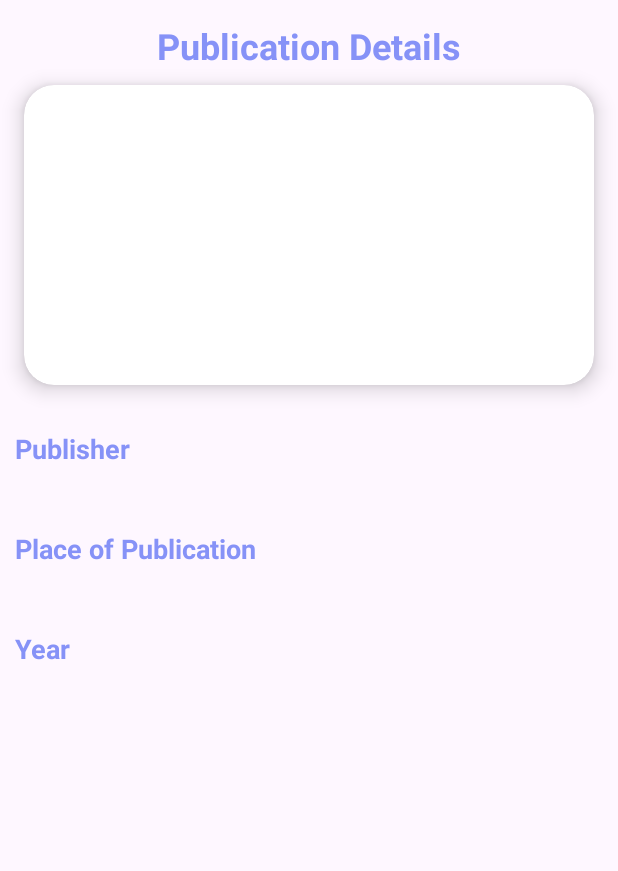
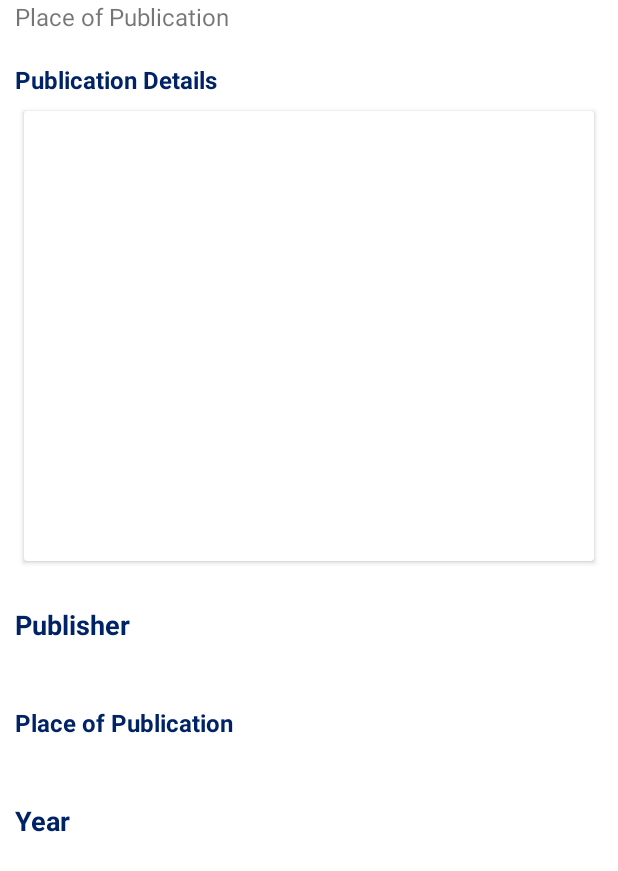
Before and after one commit to nimeshikakumuduni/BevolvAndroidApp, an Android app: the layout activity_publication_detail.xml on its own in the app's theme, with its tools: preview values and no code run, on a phone screen of 412 x 824 dp. Shown: the top 871 px of the screen. Run offline under Robolectric (Android 15) with nearby library versions, the phone set to English and light mode, and no system bars.

Commit message:
some modifications

```diff
--- a/app/src/main/java/com/example/bevolvandroidapp/MainActivity.java
+++ b/app/src/main/java/com/example/bevolvandroidapp/MainActivity.java
@@ -8,6 +8,8 @@ import android.widget.ListView;
 import android.widget.ProgressBar;
 import android.widget.Toast;
 import androidx.appcompat.app.AppCompatActivity;
+
+import java.io.Serializable;
 import java.util.ArrayList;
 import java.util.List;
 import retrofit2.Call;
@@ -33,10 +35,12 @@ public class MainActivity extends AppCompatActivity {
             public void onItemClick(AdapterView<?> parent, View view, int position, long id) {
                 Publication publication = adapter.getItem(position);
                 Intent intent = new Intent(MainActivity.this, PublicationDetailActivity.class);
-                intent.putExtra("publication", (CharSequence) publication);
+                intent.putExtra("publication", publication);
                 startActivity(intent);
             }
         });
+
+
 
         fetchData();
     }
--- a/app/src/main/res/layout/activity_detailed.xml
+++ b/app/src/main/res/layout/activity_publication_detail.xml
@@ -1,92 +1,95 @@
 <?xml version="1.0" encoding="utf-8"?>
-<LinearLayout
-    xmlns:android="http://schemas.android.com/apk/res/android"
+<LinearLayout xmlns:android="http://schemas.android.com/apk/res/android"
     xmlns:app="http://schemas.android.com/apk/res-auto"
     xmlns:tools="http://schemas.android.com/tools"
     android:layout_width="match_parent"
     android:layout_height="match_parent"
     android:orientation="vertical"
-    tools:context=".DetailedActivity">
+    tools:context=".PublicationDetailActivity">
+
+    <TextView
+        android:id="@+id/detailPublisher"
+        android:layout_width="match_parent"
+        android:layout_height="wrap_content"
+        android:text="Place of Publication"
+        android:layout_marginStart="10dp"
+        android:textSize="16sp" />
 
     <TextView
         android:layout_width="wrap_content"
         android:layout_height="wrap_content"
-        android:id="@+id/publicationDetail"
-        android:layout_marginTop="14dp"
+        android:layout_marginStart="10dp"
+        android:layout_marginTop="20dp"
+        android:textColor="@color/lavender"
         android:text="Publication Details"
-        android:textSize="24sp"
-        android:textColor="@color/lavender"
-        android:textStyle="bold"
-        android:layout_gravity="center"/>
+        android:textSize="16dp"
+        android:textStyle="bold" />
 
     <androidx.cardview.widget.CardView
+        android:id="@+id/cardImage"
         android:layout_width="380dp"
-        android:layout_height="200dp"
-        android:id="@+id/cardImage"
-        android:layout_marginTop="10dp"
+        android:layout_height="300dp"
         android:layout_gravity="center"
-        app:cardCornerRadius="20dp"
-        app:cardElevation="8dp">
+        android:layout_marginTop="10dp">
 
         <ImageView
-            android:layout_width="380dp"
-            android:layout_height="200dp"
             android:id="@+id/detailImage"
-            android:layout_marginTop="10dp"
-            android:layout_gravity="center"
-            android:scaleType="centerCrop"/>
+            android:layout_width="match_parent"
+            android:layout_height="match_parent"
+            android:scaleType="centerCrop" />
 
     </androidx.cardview.widget.CardView>
 
     <TextView
         android:layout_width="wrap_content"
         android:layout_height="wrap_content"
+        android:layout_marginStart="10dp"
+        android:layout_marginTop="30dp"
         android:text="Publisher"
         android:textColor="@color/lavender"
-        android:textStyle="bold"
-        android:layout_marginStart="10dp"
-        android:layout_marginTop="30dp"
-        android:textSize="18sp"/>
+        android:textSize="18sp"
+        android:textStyle="bold" />
 
     <TextView
+        android:id="@+id/publicationDetail"
         android:layout_width="match_parent"
         android:layout_height="wrap_content"
         android:layout_marginStart="10dp"
-        android:textSize="16sp"
-        android:id="@+id/detailPublisher"/>
+        android:textSize="16sp"/>
+
 
     <TextView
         android:layout_width="wrap_content"
         android:layout_height="wrap_content"
+        android:layout_marginStart="10dp"
+        android:layout_marginTop="20dp"
         android:text="Place of Publication"
         android:textColor="@color/lavender"
-        android:textStyle="bold"
-        android:layout_marginStart="10dp"
-        android:layout_marginTop="20dp"
-        android:textSize="18sp"/>
+        android:textSize="16dp"
+        android:textStyle="bold" />
 
     <TextView
+        android:id="@+id/detailPublicationPlace"
         android:layout_width="match_parent"
         android:layout_height="wrap_content"
         android:layout_marginStart="10dp"
-        android:textSize="16sp"
-        android:id="@+id/detailPublicationPlace"/>
+        android:textSize="16sp" />
 
     <TextView
         android:layout_width="wrap_content"
         android:layout_height="wrap_content"
+        android:layout_marginStart="10dp"
+        android:layout_marginTop="20dp"
         android:text="Year"
         android:textColor="@color/lavender"
-        android:textStyle="bold"
-        android:layout_marginStart="10dp"
-        android:layout_marginTop="20dp"
-        android:textSize="18sp"/>
+        android:textSize="18sp"
+        android:textStyle="bold" />
 
     <TextView
+        android:id="@+id/detailYear"
         android:layout_width="match_parent"
         android:layout_height="wrap_content"
         android:layout_marginStart="10dp"
-        android:textSize="16sp"
-        android:id="@+id/detailYear"/>
+        android:textSize="16sp" />
 
 </LinearLayout>
--- a/app/src/main/res/values/colors.xml
+++ b/app/src/main/res/values/colors.xml
@@ -3,9 +3,9 @@
     <color name="purple_200">#FFBB86FC</color>
     <color name="purple_500">#FF6200EE</color>
     <color name="purple_700">#FF3700B3</color>
-    <color name="teal_200">#FF03DAC5</color>
-    <color name="teal_700">#FF018786</color>
+    <color name="teal_200">#FFFFFFFF</color>
+    <color name="dark_blue">#FFFFFFFF</color>
     <color name="black">#FF000000</color>
     <color name="white">#FFFFFFFF</color>
-    <color name="lavender">#8692f7</color>
+    <color name="lavender">#002366</color>
 </resources>
--- a/app/src/main/res/values/themes.xml
+++ b/app/src/main/res/values/themes.xml
@@ -1,9 +1,16 @@
 <resources xmlns:tools="http://schemas.android.com/tools">
-    <!-- Base application theme. -->
-    <style name="Base.Theme.BevolvAndroidApp" parent="Theme.Material3.DayNight.NoActionBar">
-        <!-- Customize your light theme here. -->
-        <!-- <item name="colorPrimary">@color/my_light_primary</item> -->
-    </style>
 
-    <style name="Theme.BevolvAndroidApp" parent="Base.Theme.BevolvAndroidApp" />
+<style name="Base.Theme.BevolvAndroidApp" parent="Theme.MaterialComponents.DayNight.NoActionBar">
+    <!-- Customize your theme here. -->
+    <item name="colorPrimary">@color/dark_blue</item>
+    <item name="colorPrimaryDark">@color/dark_blue</item>
+    <item name="colorAccent">@color/lavender</item>
+</style>
+
+<!-- App bar overlay style -->
+<style name="AppTheme.AppBarOverlay" parent="ThemeOverlay.AppCompat.Dark.ActionBar" />
+
+<!-- Popup overlay style -->
+<style name="AppTheme.PopupOverlay" parent="ThemeOverlay.AppCompat.Light" />
+
 </resources>
```
Also changed, not shown: app/src/main/AndroidManifest.xml (+6 -2 lines), app/src/main/java/com/example/bevolvandroidapp/Publication.java (+60 -16 lines), app/src/main/java/com/example/bevolvandroidapp/PublicationAdapter.java (+5 -2 lines), app/src/main/java/com/example/bevolvandroidapp/PublicationDetailActivity.java (+31 -19 lines), app/src/main/res/layout/activity_main.xml (+25 -5 lines), app/src/main/res/layout/publication_item.xml (+39 -23 lines), app/src/main/res/drawable/prev.jpg (deleted).
